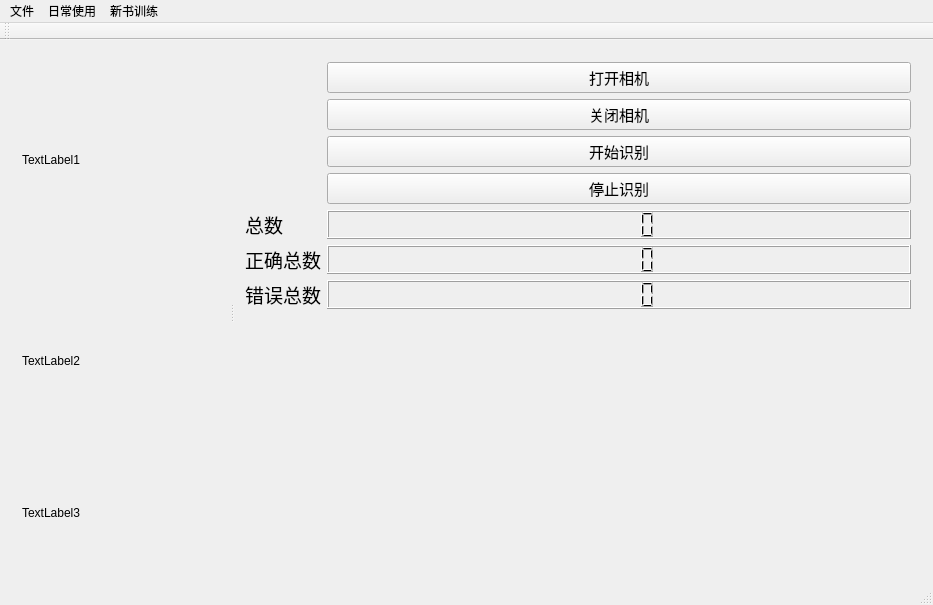
Old version of the form mainwindow.ui in the repository GTMHS/QtMainWidget.
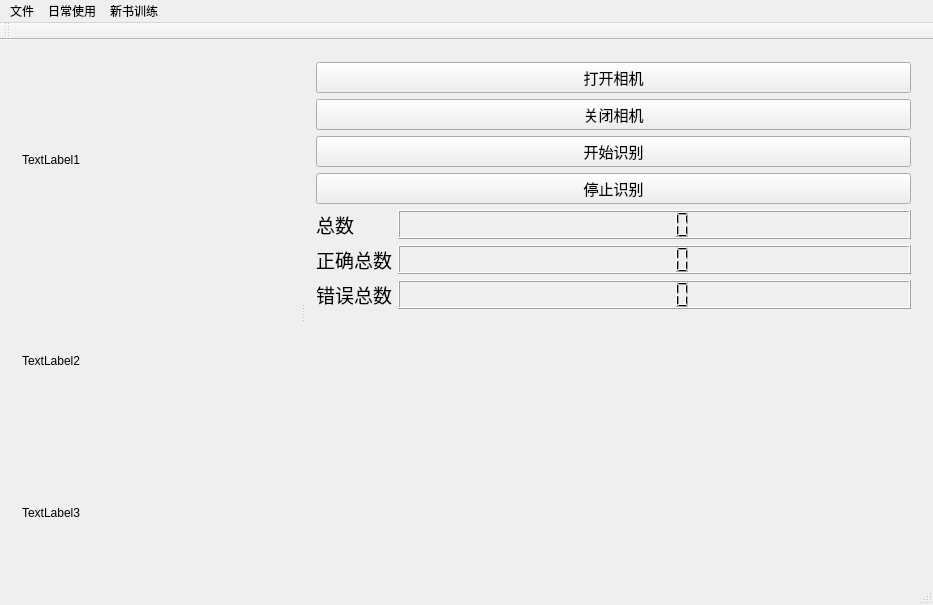
New version of the form.

The edit to the form file:
```diff
--- a/mainwindow.ui
+++ b/mainwindow.ui
@@ -30,6 +30,12 @@
        <layout class="QVBoxLayout" name="verticalLayout_2" stretch="2,2,1">
         <item>
          <widget class="QLabel" name="label">
+          <property name="maximumSize">
+           <size>
+            <width>1080</width>
+            <height>720</height>
+           </size>
+          </property>
           <property name="lineWidth">
            <number>1</number>
           </property>
@@ -46,6 +52,12 @@
         </item>
         <item>
          <widget class="QLabel" name="label_2">
+          <property name="maximumSize">
+           <size>
+            <width>1080</width>
+            <height>360</height>
+           </size>
+          </property>
           <property name="text">
            <string>TextLabel2</string>
           </property>
@@ -68,76 +80,6 @@
       </widget>
       <widget class="QWidget" name="layoutWidget">
        <layout class="QFormLayout" name="formLayout">
-        <item row="1" column="1">
-         <widget class="QPushButton" name="pushButton">
-          <property name="minimumSize">
-           <size>
-            <width>150</width>
-            <height>0</height>
-           </size>
-          </property>
-          <property name="font">
-           <font>
-            <family>Adobe Devanagari</family>
-            <pointsize>11</pointsize>
-           </font>
-          </property>
-          <property name="text">
-           <string>打开相机</string>
-          </property>
-         </widget>
-        </item>
-        <item row="2" column="1">
-         <widget class="QPushButton" name="pushButton_2">
-          <property name="minimumSize">
-           <size>
-            <width>150</width>
-            <height>0</height>
-           </size>
-          </property>
-          <property name="font">
-           <font>
-            <family>Adobe Devanagari</family>
-            <pointsize>11</pointsize>
-           </font>
-          </property>
-          <property name="text">
-           <string>关闭相机</string>
-          </property>
-         </widget>
-        </item>
-        <item row="3" column="1">
-         <widget class="QPushButton" name="pushButton_3">
-          <property name="minimumSize">
-           <size>
-            <width>150</width>
-            <height>0</height>
-           </size>
-          </property>
-          <property name="font">
-           <font>
-            <family>Adobe Devanagari</family>
-            <pointsize>11</pointsize>
-           </font>
-          </property>
-          <property name="text">
-           <string>开始识别</string>
-          </property>
-         </widget>
-        </item>
-        <item row="4" column="1">
-         <widget class="QPushButton" name="pushButton_4">
-          <property name="font">
-           <font>
-            <family>Adobe Devanagari</family>
-            <pointsize>11</pointsize>
-           </font>
-          </property>
-          <property name="text">
-           <string>停止识别</string>
-          </property>
-         </widget>
-        </item>
         <item row="5" column="0">
          <widget class="QLabel" name="label_4">
           <property name="font">
@@ -220,6 +162,76 @@
           </property>
          </widget>
         </item>
+        <item row="1" column="0" colspan="2">
+         <widget class="QPushButton" name="pushButton">
+          <property name="minimumSize">
+           <size>
+            <width>150</width>
+            <height>0</height>
+           </size>
+          </property>
+          <property name="font">
+           <font>
+            <family>Adobe Devanagari</family>
+            <pointsize>11</pointsize>
+           </font>
+          </property>
+          <property name="text">
+           <string>打开相机</string>
+          </property>
+         </widget>
+        </item>
+        <item row="2" column="0" colspan="2">
+         <widget class="QPushButton" name="pushButton_2">
+          <property name="minimumSize">
+           <size>
+            <width>150</width>
+            <height>0</height>
+           </size>
+          </property>
+          <property name="font">
+           <font>
+            <family>Adobe Devanagari</family>
+            <pointsize>11</pointsize>
+           </font>
+          </property>
+          <property name="text">
+           <string>关闭相机</string>
+          </property>
+         </widget>
+        </item>
+        <item row="3" column="0" colspan="2">
+         <widget class="QPushButton" name="pushButton_3">
+          <property name="minimumSize">
+           <size>
+            <width>150</width>
+            <height>0</height>
+           </size>
+          </property>
+          <property name="font">
+           <font>
+            <family>Adobe Devanagari</family>
+            <pointsize>11</pointsize>
+           </font>
+          </property>
+          <property name="text">
+           <string>开始识别</string>
+          </property>
+         </widget>
+        </item>
+        <item row="4" column="0" colspan="2">
+         <widget class="QPushButton" name="pushButton_4">
+          <property name="font">
+           <font>
+            <family>Adobe Devanagari</family>
+            <pointsize>11</pointsize>
+           </font>
+          </property>
+          <property name="text">
+           <string>停止识别</string>
+          </property>
+         </widget>
+        </item>
        </layout>
       </widget>
      </widget>
```
Left out of the diff: 6 changed lines with no effect on the pictures.
